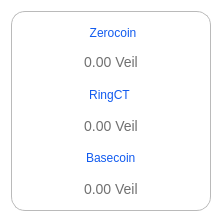
Old version of the form src/qt/veil/forms/tooltipbalance.ui in the repository Veil-Project/veil.
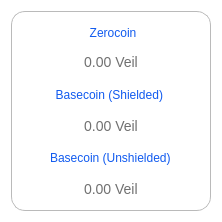
New version of the form. Icons and pictures are not drawn.

Commit message:
Removed RingCT from the balance tooltip
To avoid potential confusion (which I've already seen within our own team members) that there are three coins (or states) in Veil, and to continue with the consistent presentation in all our documentation that the network supports "zerocoins" and "basecoins"

Patch:
```diff
--- a/src/qt/veil/forms/tooltipbalance.ui
+++ b/src/qt/veil/forms/tooltipbalance.ui
@@ -134,7 +134,7 @@
 text-align:center;</string>
         </property>
         <property name="text">
-         <string>RingCT </string>
+         <string>Basecoin (Shielded) </string>
         </property>
         <property name="alignment">
          <set>Qt::AlignCenter</set>
@@ -164,7 +164,7 @@
 text-align:center;</string>
         </property>
         <property name="text">
-         <string>Basecoin</string>
+         <string>Basecoin (Unshielded)</string>
         </property>
        </widget>
       </item>
```
